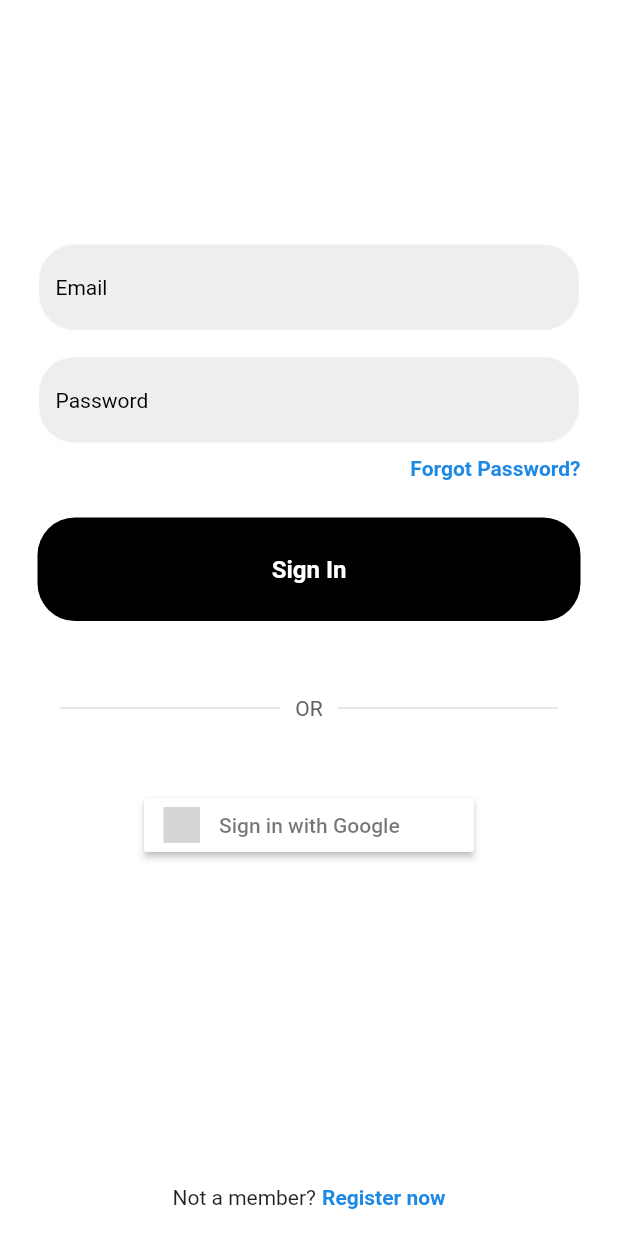
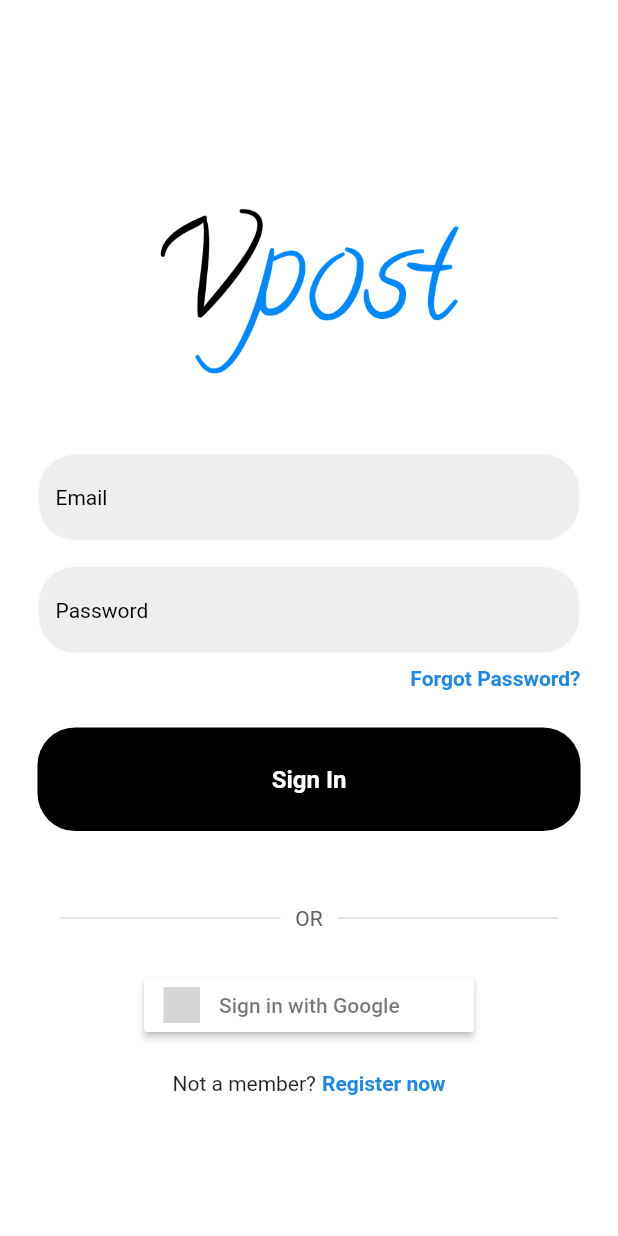
Before and after one commit to RiceGrainRain/vpost---retired, a Flutter app: the screen it shows after launch, on a phone screen of 412 x 824 dp. Run offline on Flutter 3.47's test engine with Material 2 defaults, Android fonts, the phone set to English and light mode, and no system bars; drawn by our look-alikes of sign_in_button; our stand-ins replace firebase_auth, firebase_core, flutter_svg; accounts and stored records are empty; grey boxes are pictures that could not be loaded.

Commit message:
removed unecessary images and updated for all scre ens.

```diff
--- a/lib/pages/login_page.dart
+++ b/lib/pages/login_page.dart
@@ -88,18 +88,13 @@ class _LoginPageState extends State<LoginPage> {
               physics: const BouncingScrollPhysics(),
               child: Column(
                 children: [
-                  //padding
-                  const Padding(
-                    padding: EdgeInsets.all(35.0),
-                    child: Divider(
-                      color: Color.fromARGB(0, 0, 0, 0),
+
+                  //logo
+                  Image.asset(
+                    'lib/images/logo(2).png',
+                    height: 200,
+                    width: 200,
                     ),
-                  ),
-                  //logo
-
-                  //const MyLogo(),
-
-                  const SizedBox(height: 50),
 
                   //email
                   MyTextField(
@@ -172,7 +167,7 @@ class _LoginPageState extends State<LoginPage> {
                   //padding
 
                   const Padding(
-                    padding: EdgeInsets.all(15.0),
+                    padding: EdgeInsets.all(5.0),
                     child: Divider(
                       color: Color.fromARGB(0, 0, 0, 0),
                       //thickness: 2,
@@ -187,7 +182,7 @@ class _LoginPageState extends State<LoginPage> {
                   ),
 
                   const Padding(
-                    padding: EdgeInsets.all(100.0),
+                    padding: EdgeInsets.all(2.0),
                     child: Divider(
                       color: Color.fromARGB(0, 0, 0, 0),
                       //thickness: 2,
```
Also changed, not shown: lib/images/VPost.png (deleted), lib/images/icons8-google(1).svg (deleted), lib/images/logo(2).png (added), lib/images/vpost-only.svg (deleted), lib/images/vpost-vms.svg (deleted), lib/images/vpost_logo1.png (deleted), 2 other files.
